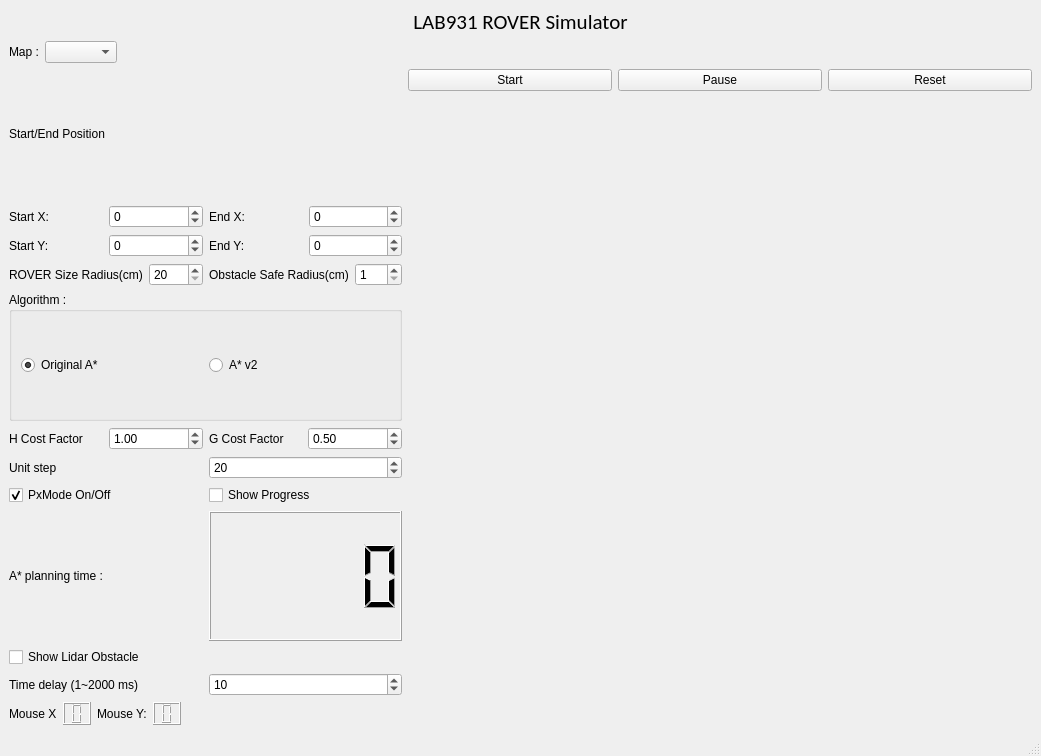
The window that gui/simulator.ui (goldmode321/ROVER_Clement_Billy_2019) describes before a commit, drawn with Qt 5.
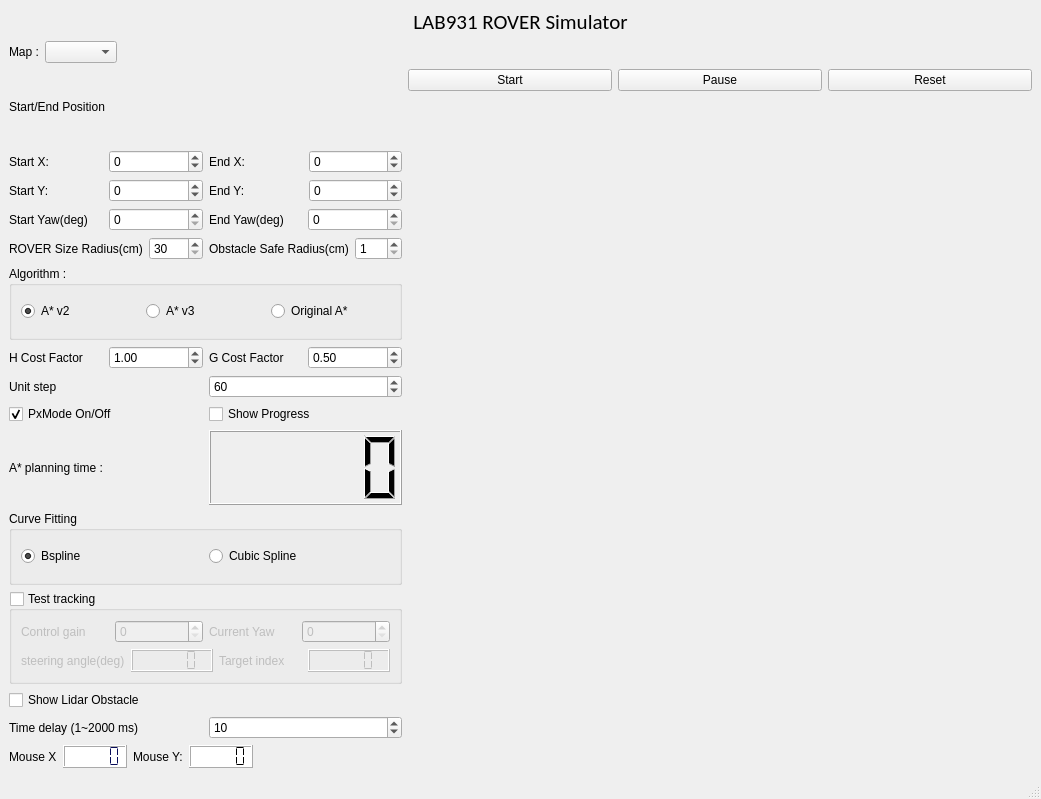
The same window after the commit.

Commit message: astar_simulator

```diff
--- a/gui/simulator.ui
+++ b/gui/simulator.ui
@@ -7,7 +7,7 @@
     <x>0</x>
     <y>0</y>
     <width>1041</width>
-    <height>756</height>
+    <height>799</height>
    </rect>
   </property>
   <property name="windowTitle">
@@ -184,6 +184,38 @@
           </item>
          </layout>
         </item>
+        <item>
+         <layout class="QHBoxLayout" name="horizontalLayout_23">
+          <item>
+           <widget class="QLabel" name="label_18">
+            <property name="text">
+             <string>Start Yaw(deg)</string>
+            </property>
+           </widget>
+          </item>
+          <item>
+           <widget class="QSpinBox" name="spin_start_yaw">
+            <property name="maximum">
+             <number>360</number>
+            </property>
+           </widget>
+          </item>
+          <item>
+           <widget class="QLabel" name="label_17">
+            <property name="text">
+             <string>End Yaw(deg)</string>
+            </property>
+           </widget>
+          </item>
+          <item>
+           <widget class="QSpinBox" name="spin_end_yaw">
+            <property name="maximum">
+             <number>360</number>
+            </property>
+           </widget>
+          </item>
+         </layout>
+        </item>
         <item>
          <layout class="QHBoxLayout" name="horizontalLayout_17">
           <item>
@@ -196,7 +228,7 @@
           <item>
            <widget class="QSpinBox" name="spin_rover_radius">
             <property name="minimum">
-             <number>20</number>
+             <number>30</number>
             </property>
             <property name="maximum">
              <number>1000</number>
@@ -234,21 +266,43 @@
            <bool>false</bool>
           </property>
           <layout class="QHBoxLayout" name="horizontalLayout_19">
+           <item>
+            <widget class="QRadioButton" name="radio_a_v2">
+             <property name="text">
+              <string>A* v2</string>
+             </property>
+             <property name="checked">
+              <bool>true</bool>
+             </property>
+             <attribute name="buttonGroup">
+              <string notr="true">buttonGroup</string>
+             </attribute>
+            </widget>
+           </item>
+           <item>
+            <widget class="QRadioButton" name="radio_a_v3">
+             <property name="text">
+              <string>A* v3</string>
+             </property>
+             <property name="checked">
+              <bool>false</bool>
+             </property>
+             <attribute name="buttonGroup">
+              <string notr="true">buttonGroup</string>
+             </attribute>
+            </widget>
+           </item>
            <item>
             <widget class="QRadioButton" name="radio_original_a">
              <property name="text">
               <string>Original A*</string>
              </property>
              <property name="checked">
-              <bool>true</bool>
+              <bool>false</bool>
              </property>
-            </widget>
-           </item>
-           <item>
-            <widget class="QRadioButton" name="radio_a_v1">
-             <property name="text">
-              <string>A* v2</string>
-             </property>
+             <attribute name="buttonGroup">
+              <string notr="true">buttonGroup</string>
+             </attribute>
             </widget>
            </item>
           </layout>
@@ -310,7 +364,7 @@
              <number>400</number>
             </property>
             <property name="value">
-             <number>20</number>
+             <number>60</number>
             </property>
            </widget>
           </item>
@@ -369,12 +423,119 @@
          </layout>
         </item>
         <item>
-         <widget class="QCheckBox" name="check_show_lidar">
-          <property name="text">
-           <string>Show Lidar Obstacle</string>
+         <widget class="QGroupBox" name="groupBox_2">
+          <property name="title">
+           <string>Curve Fitting</string>
           </property>
+          <layout class="QHBoxLayout" name="horizontalLayout_20">
+           <item>
+            <widget class="QRadioButton" name="radio_bspline">
+             <property name="text">
+              <string>Bspline</string>
+             </property>
+             <property name="checked">
+              <bool>true</bool>
+             </property>
+             <attribute name="buttonGroup">
+              <string notr="true">buttonGroup_2</string>
+             </attribute>
+            </widget>
+           </item>
+           <item>
+            <widget class="QRadioButton" name="radio_cubic_spline">
+             <property name="text">
+              <string>Cubic Spline</string>
+             </property>
+             <attribute name="buttonGroup">
+              <string notr="true">buttonGroup_2</string>
+             </attribute>
+            </widget>
+           </item>
+          </layout>
          </widget>
         </item>
+        <item>
+         <widget class="QGroupBox" name="groupBox_test_tracking">
+          <property name="title">
+           <string>Test tracking</string>
+          </property>
+          <property name="checkable">
+           <bool>true</bool>
+          </property>
+          <property name="checked">
+           <bool>false</bool>
+          </property>
+          <layout class="QVBoxLayout" name="verticalLayout_4">
+           <item>
+            <layout class="QHBoxLayout" name="horizontalLayout_25">
+             <item>
+              <widget class="QLabel" name="label_21">
+               <property name="text">
+                <string>Control gain</string>
+               </property>
+              </widget>
+             </item>
+             <item>
+              <widget class="QSpinBox" name="spin_control_gain"/>
+             </item>
+             <item>
+              <widget class="QLabel" name="label_22">
+               <property name="text">
+                <string>Current Yaw</string>
+               </property>
+              </widget>
+             </item>
+             <item>
+              <widget class="QSpinBox" name="spin_current_yaw"/>
+             </item>
+            </layout>
+           </item>
+           <item>
+            <layout class="QHBoxLayout" name="horizontalLayout_24">
+             <item>
+              <widget class="QLabel" name="label_19">
+               <property name="text">
+                <string>steering angle(deg)</string>
+               </property>
+              </widget>
+             </item>
+             <item>
+              <widget class="QLCDNumber" name="lcd_steering_agnle">
+               <property name="segmentStyle">
+                <enum>QLCDNumber::Flat</enum>
+               </property>
+              </widget>
+             </item>
+             <item>
+              <widget class="QLabel" name="label_20">
+               <property name="text">
+                <string>Target index</string>
+               </property>
+              </widget>
+             </item>
+             <item>
+              <widget class="QLCDNumber" name="lcd_target_index">
+               <property name="segmentStyle">
+                <enum>QLCDNumber::Flat</enum>
+               </property>
+              </widget>
+             </item>
+            </layout>
+           </item>
+          </layout>
+         </widget>
+        </item>
+        <item>
+         <layout class="QHBoxLayout" name="horizontalLayout_22">
+          <item>
+           <widget class="QCheckBox" name="check_show_lidar">
+            <property name="text">
+             <string>Show Lidar Obstacle</string>
+            </property>
+           </widget>
+          </item>
+         </layout>
+        </item>
         <item>
          <layout class="QHBoxLayout" name="horizontalLayout_7">
           <item>
@@ -465,11 +626,33 @@
       </item>
       <item>
        <widget class="QLCDNumber" name="lcd_mouse_x">
+        <property name="enabled">
+         <bool>true</bool>
+        </property>
+        <property name="sizePolicy">
+         <sizepolicy hsizetype="Maximum" vsizetype="Minimum">
+          <horstretch>0</horstretch>
+          <verstretch>0</verstretch>
+         </sizepolicy>
+        </property>
+        <property name="font">
+         <font>
+          <family>3ds</family>
+          <pointsize>12</pointsize>
+         </font>
+        </property>
+        <property name="styleSheet">
+         <string notr="true">color: rgb(8, 12, 89);
+background-color: rgb(255, 255, 255);</string>
+        </property>
         <property name="digitCount">
-         <number>1</number>
+         <number>5</number>
         </property>
         <property name="segmentStyle">
-         <enum>QLCDNumber::Filled</enum>
+         <enum>QLCDNumber::Flat</enum>
+        </property>
+        <property name="value" stdset="0">
+         <double>0.000000000000000</double>
         </property>
        </widget>
       </item>
@@ -482,8 +665,26 @@
       </item>
       <item>
        <widget class="QLCDNumber" name="lcd_mouse_y">
+        <property name="sizePolicy">
+         <sizepolicy hsizetype="Maximum" vsizetype="Minimum">
+          <horstretch>0</horstretch>
+          <verstretch>0</verstretch>
+         </sizepolicy>
+        </property>
+        <property name="font">
+         <font>
+          <family>3ds</family>
+          <pointsize>12</pointsize>
+         </font>
+        </property>
+        <property name="styleSheet">
+         <string notr="true">background-color: rgb(255, 255, 255);</string>
+        </property>
         <property name="digitCount">
-         <number>1</number>
+         <number>5</number>
+        </property>
+        <property name="segmentStyle">
+         <enum>QLCDNumber::Flat</enum>
         </property>
        </widget>
       </item>
```
Left out of the diff: 4 changed lines with no effect on the pictures. The commit also changes 15 other files.
